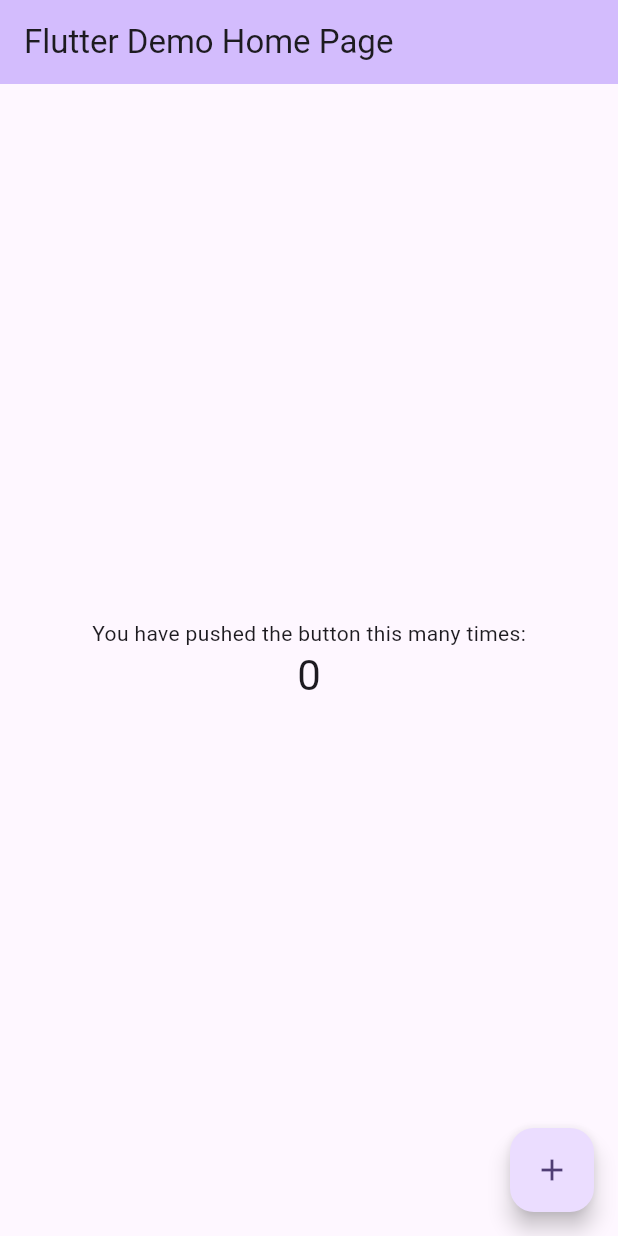
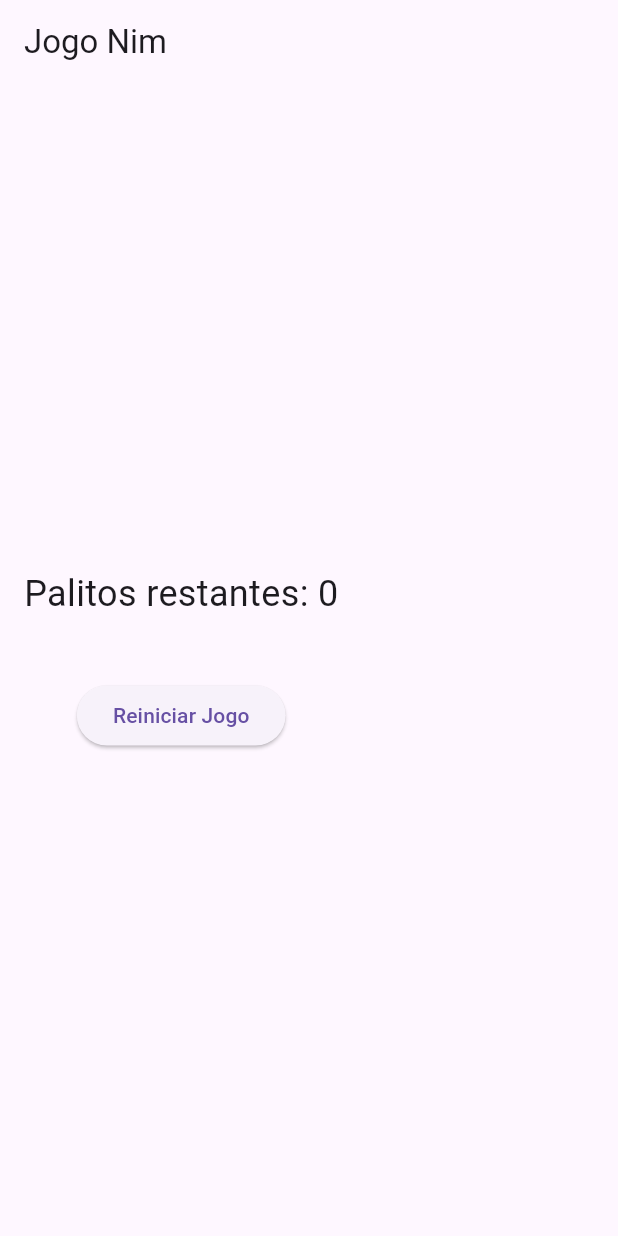
Before and after one commit to matheusedivaldo/jogo_nim, a Flutter app: the screen it shows after launch, on a phone screen of 412 x 824 dp. Run offline on Flutter 3.47's test engine with Material 3 defaults, Android fonts, the phone set to English and light mode, and no system bars.

Commit message:
Inicai lógica do Jogo

```diff
--- a/lib/main.dart
+++ b/lib/main.dart
@@ -1,125 +1,116 @@
 import 'package:flutter/material.dart';
+import 'jogo_nim.dart';
 
 void main() {
-  runApp(const MyApp());
+  runApp(MyApp());
 }
 
 class MyApp extends StatelessWidget {
-  const MyApp({super.key});
-
-  // This widget is the root of your application.
   @override
   Widget build(BuildContext context) {
     return MaterialApp(
-      title: 'Flutter Demo',
+      title: 'Jogo Nim',
       theme: ThemeData(
-        // This is the theme of your application.
-        //
-        // TRY THIS: Try running your application with "flutter run". You'll see
-        // the application has a purple toolbar. Then, without quitting the app,
-        // try changing the seedColor in the colorScheme below to Colors.green
-        // and then invoke "hot reload" (save your changes or press the "hot
-        // reload" button in a Flutter-supported IDE, or press "r" if you used
-        // the command line to start the app).
-        //
-        // Notice that the counter didn't reset back to zero; the application
-        // state is not lost during the reload. To reset the state, use hot
-        // restart instead.
-        //
-        // This works for code too, not just values: Most code changes can be
-        // tested with just a hot reload.
-        colorScheme: ColorScheme.fromSeed(seedColor: Colors.deepPurple),
-        useMaterial3: true,
+        primarySwatch: Colors.blue,
       ),
-      home: const MyHomePage(title: 'Flutter Demo Home Page'),
+      home: JogoNimScreen(),
     );
   }
 }
 
-class MyHomePage extends StatefulWidget {
-  const MyHomePage({super.key, required this.title});
-
-  // This widget is the home page of your application. It is stateful, meaning
-  // that it has a State object (defined below) that contains fields that affect
-  // how it looks.
-
-  // This class is the configuration for the state. It holds the values (in this
-  // case the title) provided by the parent (in this case the App widget) and
-  // used by the build method of the State. Fields in a Widget subclass are
-  // always marked "final".
-
-  final String title;
-
+class JogoNimScreen extends StatefulWidget {
   @override
-  State<MyHomePage> createState() => _MyHomePageState();
+  _JogoNimScreenState createState() => _JogoNimScreenState();
 }
 
-class _MyHomePageState extends State<MyHomePage> {
-  int _counter = 0;
+class _JogoNimScreenState extends State<JogoNimScreen> {
+  int totalPalitos = 0;
+  bool ehUsuario = true;
+  String resultado = '';
 
-  void _incrementCounter() {
+  void iniciarJogo(int palitos) {
     setState(() {
-      // This call to setState tells the Flutter framework that something has
-      // changed in this State, which causes it to rerun the build method below
-      // so that the display can reflect the updated values. If we changed
-      // _counter without calling setState(), then the build method would not be
-      // called again, and so nothing would appear to happen.
-      _counter++;
+      totalPalitos = palitos;
+      ehUsuario = true;
+      resultado = '';
+    });
+  }
+
+  void jogar(int palitosRemovidos) {
+    setState(() {
+      totalPalitos -= palitosRemovidos;
+      if (totalPalitos <= 0) {
+        resultado = 'Você venceu!';
+      } else {
+        ehUsuario = false;
+        int computadorRemocao = (palitosRemovidos == 1) ? 2 : 1;
+        if (totalPalitos >= 3) {
+          computadorRemocao = 3;
+        } else {
+          computadorRemocao = totalPalitos;
+        }
+        totalPalitos -= computadorRemocao;
+        if (totalPalitos <= 0) {
+          resultado = 'O computador venceu!';
+        } else {
+          ehUsuario = true;
+        }
+      }
     });
   }
 
   @override
   Widget build(BuildContext context) {
-    // This method is rerun every time setState is called, for instance as done
-    // by the _incrementCounter method above.
-    //
-    // The Flutter framework has been optimized to make rerunning build methods
-    // fast, so that you can just rebuild anything that needs updating rather
-    // than having to individually change instances of widgets.
     return Scaffold(
       appBar: AppBar(
-        // TRY THIS: Try changing the color here to a specific color (to
-        // Colors.amber, perhaps?) and trigger a hot reload to see the AppBar
-        // change color while the other colors stay the same.
-        backgroundColor: Theme.of(context).colorScheme.inversePrimary,
-        // Here we take the value from the MyHomePage object that was created by
-        // the App.build method, and use it to set our appbar title.
-        title: Text(widget.title),
+        title: Text('Jogo Nim'),
       ),
-      body: Center(
-        // Center is a layout widget. It takes a single child and positions it
-        // in the middle of the parent.
+      body: Padding(
+        padding: const EdgeInsets.all(16.0),
         child: Column(
-          // Column is also a layout widget. It takes a list of children and
-          // arranges them vertically. By default, it sizes itself to fit its
-          // children horizontally, and tries to be as tall as its parent.
-          //
-          // Column has various properties to control how it sizes itself and
-          // how it positions its children. Here we use mainAxisAlignment to
-          // center the children vertically; the main axis here is the vertical
-          // axis because Columns are vertical (the cross axis would be
-          // horizontal).
-          //
-          // TRY THIS: Invoke "debug painting" (choose the "Toggle Debug Paint"
-          // action in the IDE, or press "p" in the console), to see the
-          // wireframe for each widget.
           mainAxisAlignment: MainAxisAlignment.center,
-          children: <Widget>[
-            const Text(
-              'You have pushed the button this many times:',
+          children: [
+            Text(
+              'Palitos restantes: $totalPalitos',
+              style: TextStyle(fontSize: 24),
             ),
-            Text(
-              '$_counter',
-              style: Theme.of(context).textTheme.headlineMedium,
-            ),
+            SizedBox(height: 20),
+            if (resultado.isNotEmpty)
+              Text(
+                resultado,
+                style: TextStyle(fontSize: 24, fontWeight: FontWeight.bold),
+              ),
+            SizedBox(height: 20),
+            if (totalPalitos == 0)
+              ElevatedButton(
+                onPressed: () {
+                  iniciarJogo(10);
+                },
+                child: Text('Reiniciar Jogo'),
+              ),
+            if (ehUsuario && totalPalitos > 0)
+              Row(
+                mainAxisAlignment: MainAxisAlignment.center,
+                children: [
+                  ElevatedButton(
+                    onPressed: () => jogar(1),
+                    child: Text('Remover 1'),
+                  ),
+                  SizedBox(width: 10),
+                  ElevatedButton(
+                    onPressed: () => jogar(2),
+                    child: Text('Remover 2'),
+                  ),
+                  SizedBox(width: 10),
+                  ElevatedButton(
+                    onPressed: () => jogar(3),
+                    child: Text('Remover 3'),
+                  ),
+                ],
+              ),
           ],
         ),
       ),
-      floatingActionButton: FloatingActionButton(
-        onPressed: _incrementCounter,
-        tooltip: 'Increment',
-        child: const Icon(Icons.add),
-      ), // This trailing comma makes auto-formatting nicer for build methods.
     );
   }
 }
```
Also changed, not shown: lib/jogo_nim.dart (added, +34 -0 lines), 1 other file.
